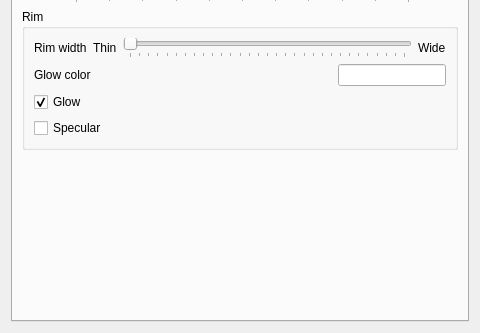
This is src/kcm/blur_config.ui in PKMNPlatin/kwin-effects-snell-glass as Qt 5 draws it before an edit; both pictures show x 0 to 480 and y 359 to 692 of the 480 by 692 pixel window. The edited form follows.
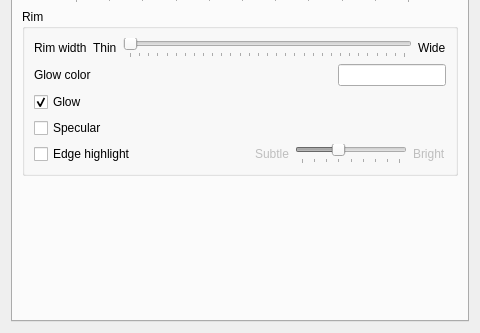
This is the edited form. The open tabs and pages were chosen to show the change. Custom widgets are drawn as their Qt base class.

Commit message: feat(rim): added edge highlight chore(rim): specular now works with no glowColor/intensity set since the toggle guards it

```diff
--- a/src/kcm/blur_config.ui
+++ b/src/kcm/blur_config.ui
@@ -1279,6 +1279,78 @@
             </property>
            </widget>
           </item>
+          <item>
+           <layout class="QHBoxLayout" name="horizontalLayoutRimEdgeHighlight">
+            <item>
+             <widget class="QCheckBox" name="kcfg_RimEdgeHighlight">
+              <property name="text">
+               <string>Edge highlight</string>
+              </property>
+             </widget>
+            </item>
+            <item>
+             <spacer name="horizontalSpacerRimEdgeHighlight">
+              <property name="orientation">
+               <enum>Qt::Orientation::Horizontal</enum>
+              </property>
+              <property name="sizeHint" stdset="0">
+               <size>
+                <width>20</width>
+                <height>20</height>
+               </size>
+              </property>
+             </spacer>
+            </item>
+            <item>
+             <widget class="QLabel" name="labelRimEdgeHighlightSubtle">
+              <property name="enabled">
+               <bool>false</bool>
+              </property>
+              <property name="text">
+               <string>Subtle</string>
+              </property>
+             </widget>
+            </item>
+            <item>
+             <widget class="QSlider" name="kcfg_RimEdgeHighlightStrength">
+              <property name="enabled">
+               <bool>false</bool>
+              </property>
+              <property name="minimum">
+               <number>0</number>
+              </property>
+              <property name="maximum">
+               <number>16</number>
+              </property>
+              <property name="singleStep">
+               <number>2</number>
+              </property>
+              <property name="pageStep">
+               <number>2</number>
+              </property>
+              <property name="value">
+               <number>6</number>
+              </property>
+              <property name="orientation">
+               <enum>Qt::Orientation::Horizontal</enum>
+              </property>
+              <property name="tickPosition">
+               <enum>QSlider::TickPosition::TicksBelow</enum>
+              </property>
+             </widget>
+            </item>
+            <item>
+             <widget class="QLabel" name="labelRimEdgeHighlightBright">
+              <property name="enabled">
+               <bool>false</bool>
+              </property>
+              <property name="text">
+               <string>Bright</string>
+              </property>
+             </widget>
+            </item>
+           </layout>
+          </item>
          </layout>
         </widget>
        </item>
```
Left out of the diff: 19 changed lines with no effect on the pictures. The commit also changes 8 other files.
